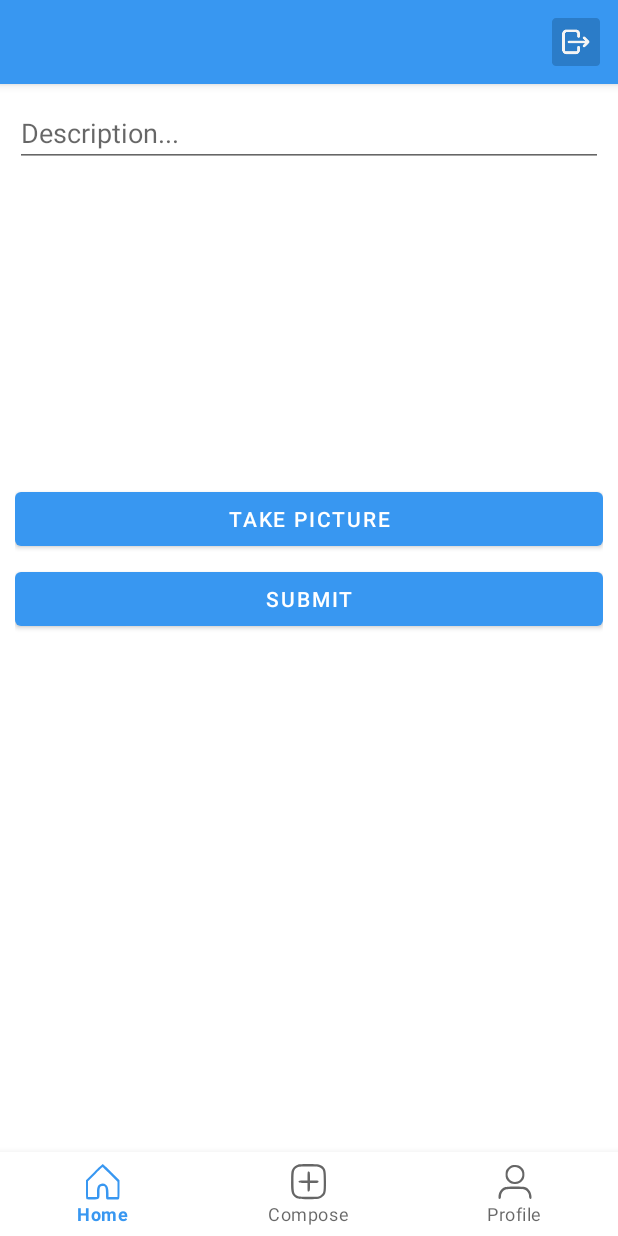
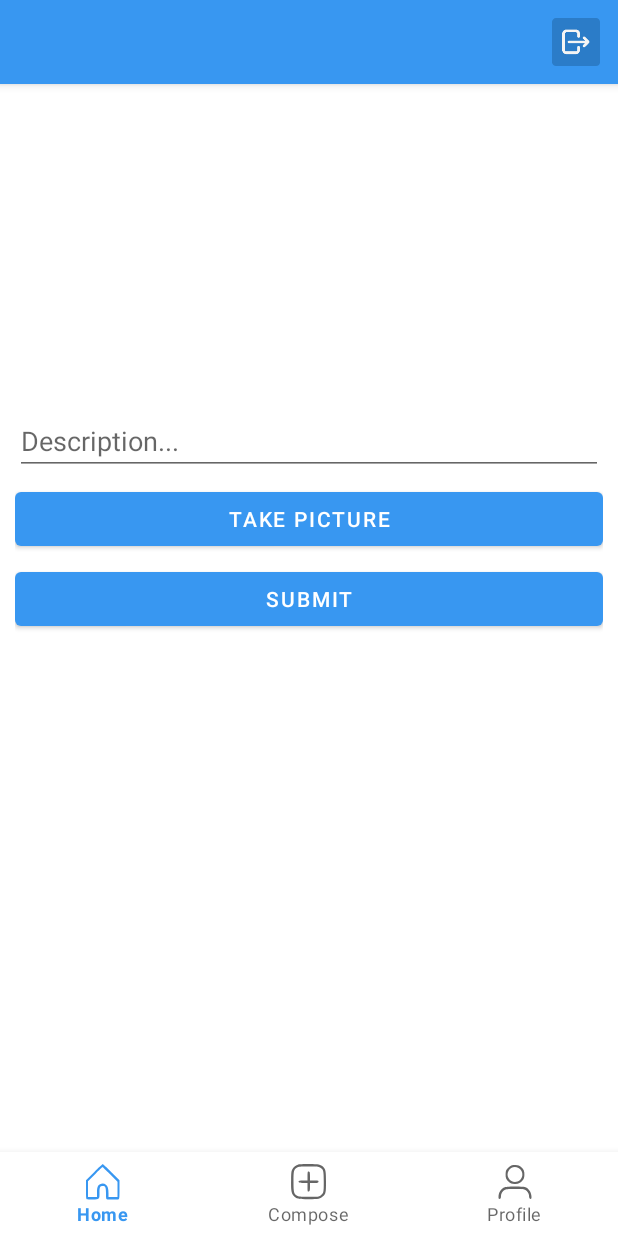
Before and after one commit to danielphung01/InstagramClone, an Android app: the fragment ComposeFragment placed in its activity, on a phone screen of 412 x 824 dp. Run offline under Robolectric (Android 15) with nearby library versions, the phone set to English and light mode, and no system bars; libraries missing offline, so code that uses them is left out: com.parse; pictures from the network do not load; 5 statements that could not run were skipped.

Commit message:
Minor compose fragment changes.

```diff
--- a/app/src/main/java/com/example/instagramclone/fragments/ComposeFragment.java
+++ b/app/src/main/java/com/example/instagramclone/fragments/ComposeFragment.java
@@ -92,7 +92,7 @@ public class ComposeFragment extends Fragment {
                     return;
                 }
                 if (photoFile == null || ivPostImage.getDrawable() == null) {
-                    Toast.makeText(getContext(), "There is no image", Toast.LENGTH_SHORT).show();
+                    Toast.makeText(getContext(), "Take an image first!", Toast.LENGTH_SHORT).show();
                     return;
                 }
                 ParseUser currentUser = ParseUser.getCurrentUser();
--- a/app/src/main/res/layout/fragment_compose.xml
+++ b/app/src/main/res/layout/fragment_compose.xml
@@ -7,6 +7,13 @@
     android:layout_margin="10dp"
     tools:context=".fragments.ComposeFragment">
 
+    <ImageView
+        android:id="@+id/ivPostImage"
+        android:layout_width="match_parent"
+        android:layout_height="200dp"
+        android:layout_marginBottom="5dp"
+        tools:srcCompat="@tools:sample/avatars" />
+
     <EditText
         android:id="@+id/etDescription"
         android:layout_width="match_parent"
@@ -15,13 +22,6 @@
         android:ems="10"
         android:hint="Description..."
         android:inputType="textPersonName" />
-
-    <ImageView
-        android:id="@+id/ivPostImage"
-        android:layout_width="match_parent"
-        android:layout_height="200dp"
-        android:layout_marginBottom="5dp"
-        tools:srcCompat="@tools:sample/avatars" />
 
     <Button
         android:id="@+id/btnCaptureImage"
```
